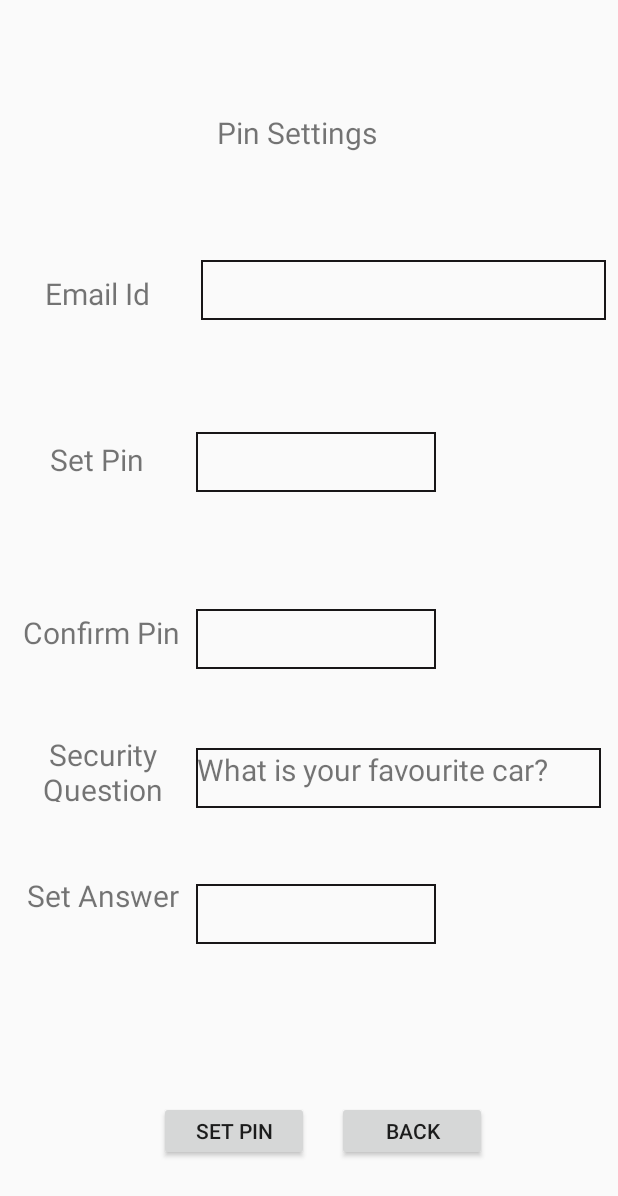
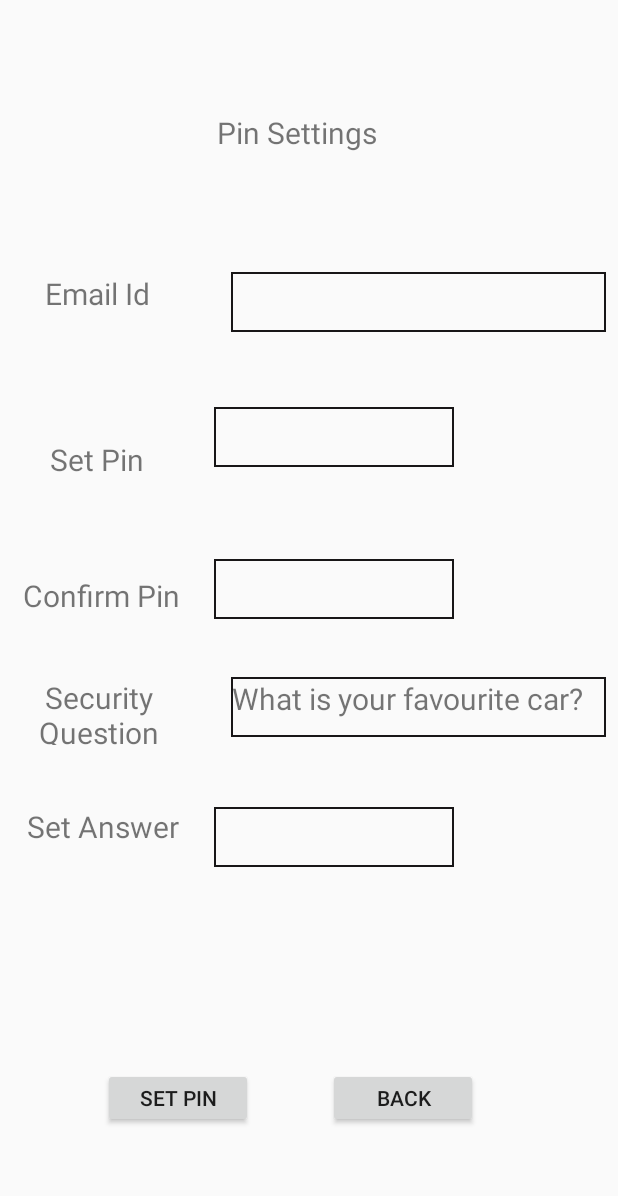
Before and after one commit to DBSE-teaching/isee2019-Sky-Net, an Android app: the layout change_pin.xml on its own in the app's theme, with its tools: preview values and no code run, on a phone screen of 412 x 824 dp. Shown: the top 1196 px of the screen. Run offline under Robolectric (Android 15) with nearby library versions, the phone set to English and light mode, and no system bars.

```diff
--- a/SourceCode/app/src/main/res/layout/change_pin.xml
+++ b/SourceCode/app/src/main/res/layout/change_pin.xml
@@ -38,7 +38,7 @@
 
     <EditText
         android:id="@+id/setEmail"
-        android:layout_width="270dp"
+        android:layout_width="250dp"
         android:layout_height="40dp"
         android:layout_marginStart="8dp"
         android:layout_marginTop="8dp"
@@ -50,7 +50,7 @@
         app:layout_constraintHorizontal_bias="1.0"
         app:layout_constraintStart_toStartOf="parent"
         app:layout_constraintTop_toTopOf="parent"
-        app:layout_constraintVertical_bias="0.215" />
+        app:layout_constraintVertical_bias="0.226" />
 
     <TextView
         android:id="@+id/promptSetPin"
@@ -79,10 +79,10 @@
         android:maxLength="4"
         app:layout_constraintBottom_toBottomOf="parent"
         app:layout_constraintEnd_toEndOf="parent"
-        app:layout_constraintHorizontal_bias="0.519"
+        app:layout_constraintHorizontal_bias="0.57"
         app:layout_constraintStart_toStartOf="parent"
         app:layout_constraintTop_toTopOf="parent"
-        app:layout_constraintVertical_bias="0.365" />
+        app:layout_constraintVertical_bias="0.343" />
 
     <TextView
         android:id="@+id/promptRetypePin"
@@ -96,7 +96,7 @@
         app:layout_constraintHorizontal_bias="0.01"
         app:layout_constraintStart_toStartOf="parent"
         app:layout_constraintTop_toTopOf="parent"
-        app:layout_constraintVertical_bias="0.514" />
+        app:layout_constraintVertical_bias="0.483" />
 
     <EditText
         android:id="@+id/confirm_Pin_textbox"
@@ -111,10 +111,10 @@
         android:maxLength="4"
         app:layout_constraintBottom_toBottomOf="parent"
         app:layout_constraintEnd_toEndOf="parent"
-        app:layout_constraintHorizontal_bias="0.519"
+        app:layout_constraintHorizontal_bias="0.57"
         app:layout_constraintStart_toStartOf="parent"
         app:layout_constraintTop_toTopOf="parent"
-        app:layout_constraintVertical_bias="0.518" />
+        app:layout_constraintVertical_bias="0.475" />
 
     <TextView
         android:id="@+id/securityQs"
@@ -125,14 +125,14 @@
         android:textSize="20sp"
         app:layout_constraintBottom_toBottomOf="parent"
         app:layout_constraintEnd_toEndOf="parent"
-        app:layout_constraintHorizontal_bias="0.01"
+        app:layout_constraintHorizontal_bias="0.0"
         app:layout_constraintStart_toStartOf="parent"
         app:layout_constraintTop_toTopOf="parent"
-        app:layout_constraintVertical_bias="0.628" />
+        app:layout_constraintVertical_bias="0.58" />
 
     <TextView
         android:id="@+id/securityQuestion"
-        android:layout_width="270dp"
+        android:layout_width="250dp"
         android:layout_height="40dp"
         android:layout_marginStart="8dp"
         android:layout_marginTop="8dp"
@@ -143,10 +143,10 @@
         android:textSize="20sp"
         app:layout_constraintBottom_toBottomOf="parent"
         app:layout_constraintEnd_toEndOf="parent"
-        app:layout_constraintHorizontal_bias="0.976"
+        app:layout_constraintHorizontal_bias="1.0"
         app:layout_constraintStart_toStartOf="parent"
         app:layout_constraintTop_toTopOf="parent"
-        app:layout_constraintVertical_bias="0.639" />
+        app:layout_constraintVertical_bias="0.577" />
 
     <TextView
         android:id="@+id/pin_no_match"
@@ -172,7 +172,7 @@
         app:layout_constraintHorizontal_bias="0.01"
         app:layout_constraintStart_toStartOf="parent"
         app:layout_constraintTop_toTopOf="parent"
-        app:layout_constraintVertical_bias="0.749" />
+        app:layout_constraintVertical_bias="0.69" />
 
     <EditText
         android:id="@+id/securityAnswer"
@@ -185,10 +185,10 @@
         android:background="@drawable/border_style"
         app:layout_constraintBottom_toBottomOf="parent"
         app:layout_constraintEnd_toEndOf="parent"
-        app:layout_constraintHorizontal_bias="0.519"
+        app:layout_constraintHorizontal_bias="0.57"
         app:layout_constraintStart_toStartOf="parent"
         app:layout_constraintTop_toTopOf="parent"
-        app:layout_constraintVertical_bias="0.757" />
+        app:layout_constraintVertical_bias="0.69" />
 
     <Button
         android:id="@+id/change_pin_ok"
@@ -197,10 +197,10 @@
         android:text="@string/savePin"
         app:layout_constraintBottom_toBottomOf="parent"
         app:layout_constraintEnd_toEndOf="parent"
-        app:layout_constraintHorizontal_bias="0.34"
+        app:layout_constraintHorizontal_bias="0.221"
         app:layout_constraintStart_toStartOf="parent"
         app:layout_constraintTop_toTopOf="parent"
-        app:layout_constraintVertical_bias="0.936" />
+        app:layout_constraintVertical_bias="0.908" />
 
     <Button
         android:id="@+id/backToSettings"
@@ -210,9 +210,9 @@
         android:text="Back"
         app:layout_constraintBottom_toBottomOf="parent"
         app:layout_constraintEnd_toEndOf="parent"
-        app:layout_constraintHorizontal_bias="0.72"
+        app:layout_constraintHorizontal_bias="0.7"
         app:layout_constraintStart_toStartOf="parent"
         app:layout_constraintTop_toTopOf="parent"
-        app:layout_constraintVertical_bias="0.936" />
+        app:layout_constraintVertical_bias="0.908" />
 
 </android.support.constraint.ConstraintLayout>
```
Also changed, not shown: SourceCode/app/src/main/res/layout/add_category.xml (+4 -4 lines), SourceCode/app/src/main/res/layout/expense.xml (+6 -6 lines), SourceCode/app/src/main/res/layout/set_icons.xml (+19 -0 lines), SourceCode/app/src/main/res/layout/settings.xml (+20 -1 lines), SourceCode/app/src/main/res/layout/switch_pin.xml (+18 -0 lines).
